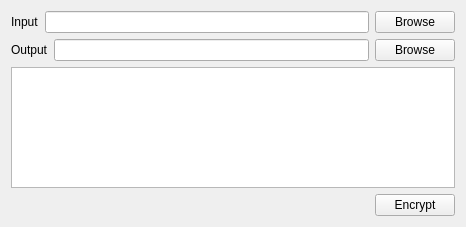
Above: src/mainwindow.ui from abnayak/filecrypt before the change. Below: the same form after it.
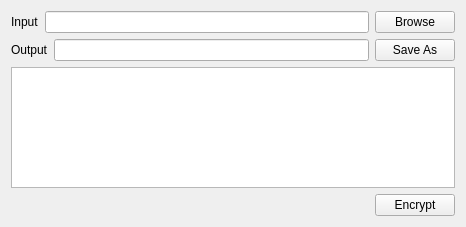
That is the form after the change. Icons and pictures are not drawn.

```diff
--- a/src/mainwindow.ui
+++ b/src/mainwindow.ui
@@ -64,7 +64,7 @@
       <item>
        <widget class="QPushButton" name="outputPushButton">
         <property name="text">
-         <string>Browse</string>
+         <string>Save As</string>
         </property>
        </widget>
       </item>
```
Left out of the diff: 2 changed lines with no effect on the pictures.
